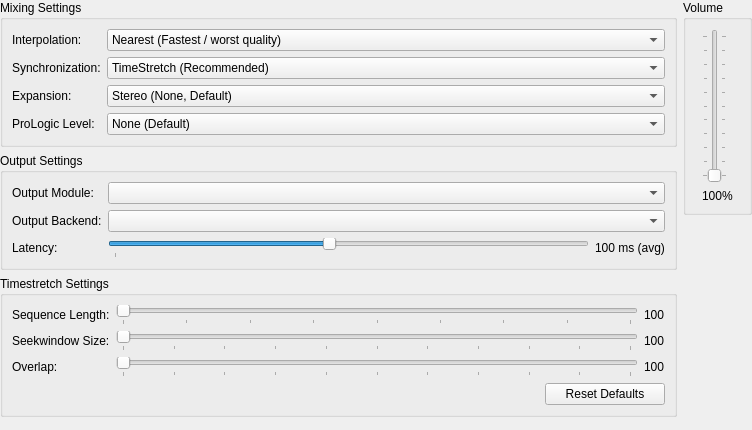
The window that pcsx2-qt/Settings/AudioSettingsWidget.ui (PCSX2/pcsx2) describes before a commit, drawn with Qt 5.
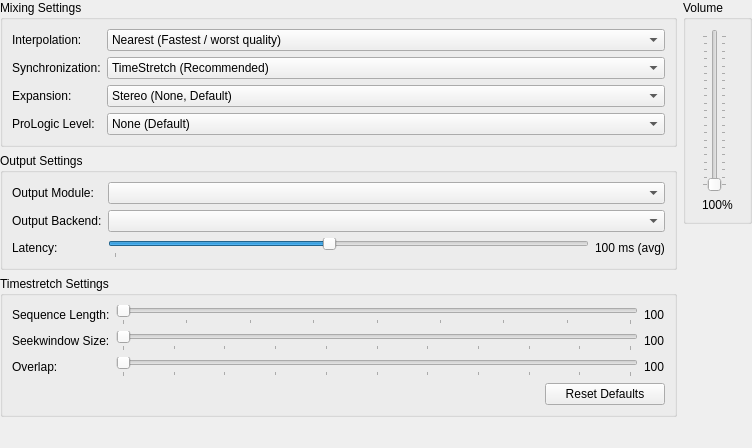
The same window after the commit.

The edit to the form file:
```diff
--- a/pcsx2-qt/Settings/AudioSettingsWidget.ui
+++ b/pcsx2-qt/Settings/AudioSettingsWidget.ui
@@ -7,7 +7,7 @@
     <x>0</x>
     <y>0</y>
     <width>752</width>
-    <height>430</height>
+    <height>448</height>
    </rect>
   </property>
   <property name="windowTitle">
@@ -402,7 +402,7 @@
         <item row="0" column="0">
          <widget class="QSlider" name="volume">
           <property name="maximum">
-           <number>100</number>
+           <number>200</number>
           </property>
           <property name="orientation">
            <enum>Qt::Vertical</enum>
```
